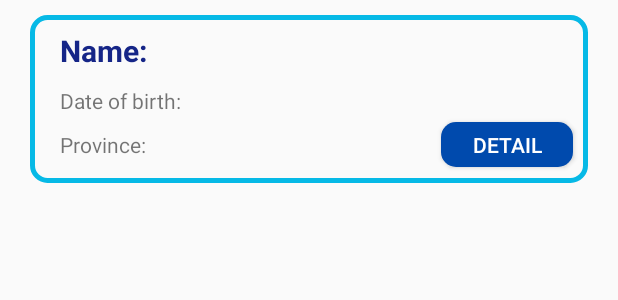
After one commit to NguyenTrung3102/iHealth_Droid, an Android app built with Jetpack Compose: the layout item_profile.xml on its own in the app's theme, with its tools: preview values and no code run, on a phone screen of 412 x 824 dp. The commit adds this screen. Shown: the top 300 px of the screen. Run offline under Robolectric (Android 15) with nearby library versions, the phone set to English and light mode, and no system bars.

Commit message:
Add button to Adapter

```diff
--- /dev/null
+++ b/app/src/main/res/drawable/border1_background.xml
@@ -0,0 +1,8 @@
+<?xml version="1.0" encoding="utf-8"?>
+<shape xmlns:android="http://schemas.android.com/apk/res/android">
+    <solid android:color="@android:color/transparent" />
+    <stroke
+        android:width="3dp"
+        android:color="#06B9E6" />
+    <corners android:radius="10dp" />
+</shape>
--- /dev/null
+++ b/app/src/main/res/layout/item_profile.xml
@@ -0,0 +1,57 @@
+<?xml version="1.0" encoding="utf-8"?>
+<LinearLayout xmlns:android="http://schemas.android.com/apk/res/android"
+    android:orientation="vertical"
+    android:layout_width="match_parent"
+    android:layout_height="wrap_content"
+    android:background="@drawable/border1_background"
+    android:layout_marginTop="10dp"
+    android:layout_marginLeft="20dp"
+    android:layout_marginRight="20dp">
+
+
+        <TextView
+            android:id="@+id/tv_show_name"
+            android:layout_width="match_parent"
+            android:layout_height="wrap_content"
+            android:paddingLeft="20dp"
+            android:paddingTop="10dp"
+            android:textSize="20dp"
+            android:textStyle="bold"
+            android:textColor="@color/blue"
+            android:text="Name:" />
+
+        <TextView
+            android:id="@+id/tv_show_date"
+            android:layout_width="match_parent"
+            android:layout_height="wrap_content"
+            android:paddingLeft="20dp"
+            android:paddingTop="10dp"
+            android:text="Date of birth:" />
+
+    <LinearLayout
+        android:layout_width="match_parent"
+        android:layout_height="match_parent"
+        android:orientation="horizontal">
+
+        <TextView
+                android:id="@+id/tv_show_province"
+                android:layout_width="match_parent"
+                android:layout_height="wrap_content"
+                android:layout_weight="1"
+                android:paddingLeft="20dp"
+                android:paddingTop="10dp"
+                android:paddingBottom="10dp"
+                android:text="Province:" />
+
+        <Button
+            android:id="@+id/btn_detail"
+            android:layout_width="wrap_content"
+            android:layout_height="30dp"
+            android:text="Detail"
+            android:layout_marginBottom="15dp"
+            android:layout_marginRight="10dp"
+            android:textColor="@color/white"
+            android:background="@drawable/rounded_button"/>
+    </LinearLayout>
+
+</LinearLayout>
--- a/app/src/main/res/layout/medical_profile_layout.xml
+++ b/app/src/main/res/layout/medical_profile_layout.xml
@@ -99,6 +99,8 @@
             android:id="@+id/profile_list"
             android:layout_width="match_parent"
             android:layout_height="match_parent" />
+
+
     </LinearLayout>
 
 </LinearLayout>
```
Also changed, not shown: app/src/main/java/com/example/ihealthdroid/CustomProfileAdapter.kt (+22 -4 lines), app/src/main/res/layout/create_profile_layout.xml (+4 -4 lines), app/src/main/res/layout/medical_profile_recycle_addon.xml (deleted, +0 -18 lines), app/src/main/res/layout/pick_appointment_layout.xml (+35 -8 lines).
